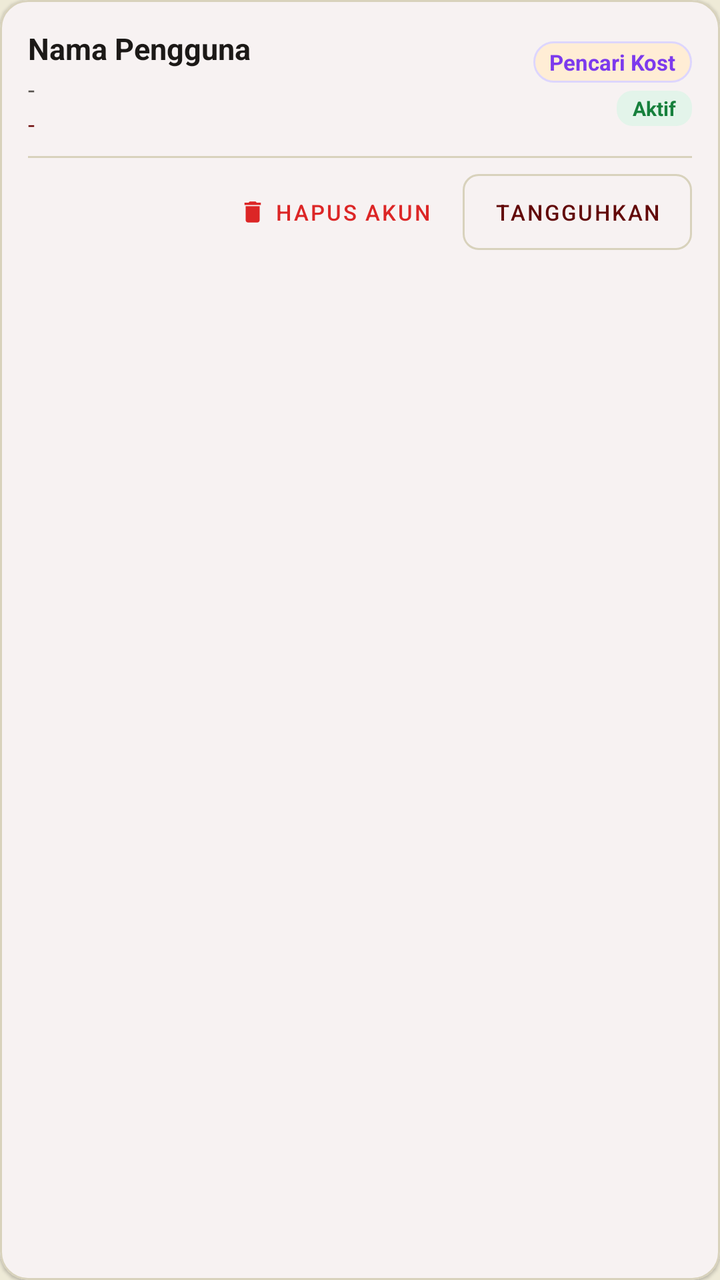
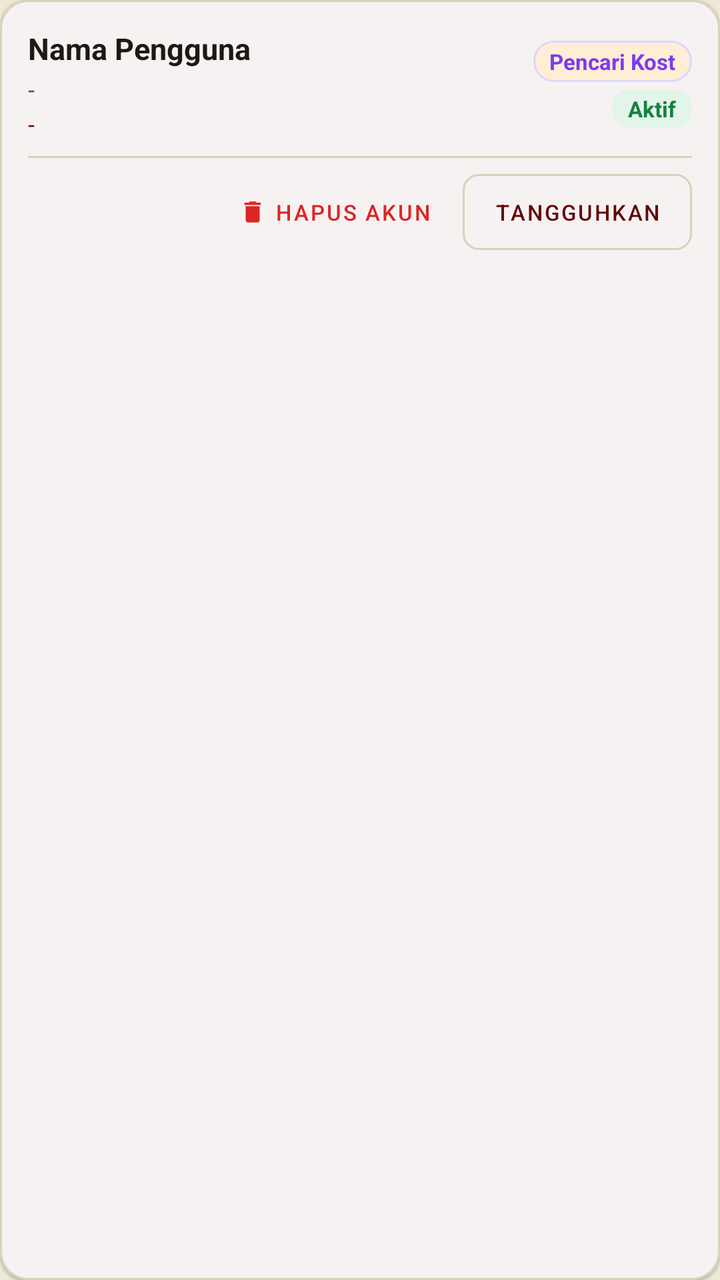

An Android layout rendered at two revisions. The XML below is the earlier revision; the diff shows what the commit changed to produce the second picture.
<!-- AndroidManifest.xml: application theme Theme.CariKostKita -->
<!-- res/layout/item_admin_user.xml -->
<?xml version="1.0" encoding="utf-8"?>
<com.google.android.material.card.MaterialCardView xmlns:android="http://schemas.android.com/apk/res/android"
    xmlns:app="http://schemas.android.com/apk/res-auto"
    android:layout_width="match_parent"
    android:layout_height="wrap_content"
    android:layout_marginBottom="10dp"
    app:cardBackgroundColor="@color/surface"
    app:cardCornerRadius="14dp"
    app:cardElevation="1dp"
    app:strokeColor="@color/border"
    app:strokeWidth="1dp">

    <LinearLayout
        android:layout_width="match_parent"
        android:layout_height="wrap_content"
        android:orientation="vertical"
        android:padding="14dp">

        <LinearLayout
            android:layout_width="match_parent"
            android:layout_height="wrap_content"
            android:gravity="center_vertical"
            android:orientation="horizontal">

            <LinearLayout
                android:layout_width="0dp"
                android:layout_height="wrap_content"
                android:layout_weight="1"
                android:orientation="vertical">

                <TextView
                    android:id="@+id/tv_admin_user_name"
                    android:layout_width="wrap_content"
                    android:layout_height="wrap_content"
                    android:text="Nama Pengguna"
                    android:textColor="@color/text_primary"
                    android:textSize="15sp"
                    android:textStyle="bold" />

                <TextView
                    android:id="@+id/tv_admin_user_email"
                    android:layout_width="wrap_content"
                    android:layout_height="wrap_content"
                    android:layout_marginTop="2dp"
                    android:text="-"
                    android:textColor="@color/text_secondary"
                    android:textSize="12sp" />

                <TextView
                    android:id="@+id/tv_admin_user_phone"
                    android:layout_width="wrap_content"
                    android:layout_height="wrap_content"
                    android:layout_marginTop="1dp"
                    android:text="-"
                    android:textColor="@color/primary"
                    android:textSize="12sp" />
            </LinearLayout>

            <LinearLayout
                android:layout_width="wrap_content"
                android:layout_height="wrap_content"
                android:gravity="end"
                android:orientation="vertical">

                <TextView
                    android:id="@+id/tv_admin_user_role"
                    android:layout_width="wrap_content"
                    android:layout_height="wrap_content"
                    android:background="@drawable/bg_badge_campur"
                    android:paddingHorizontal="8dp"
                    android:paddingVertical="3dp"
                    android:text="Pencari Kost"
                    android:textColor="#7C3AED"
                    android:textSize="11sp"
                    android:textStyle="bold" />

                <TextView
                    android:id="@+id/tv_admin_user_status"
                    android:layout_width="wrap_content"
                    android:layout_height="wrap_content"
                    android:layout_marginTop="4dp"
                    android:background="@drawable/bg_badge_tersedia"
                    android:paddingHorizontal="8dp"
                    android:paddingVertical="2dp"
                    android:text="Aktif"
                    android:textColor="@color/status_tersedia"
                    android:textSize="10sp"
                    android:textStyle="bold" />
            </LinearLayout>
        </LinearLayout>

        <View
            android:layout_width="match_parent"
            android:layout_height="1dp"
            android:layout_marginVertical="8dp"
            android:background="@color/border" />

        <LinearLayout
            android:layout_width="match_parent"
            android:layout_height="wrap_content"
            android:gravity="end"
            android:orientation="horizontal">

            <com.google.android.material.button.MaterialButton
                android:id="@+id/btn_admin_delete_user"
                style="@style/Widget.MaterialComponents.Button.TextButton"
                android:layout_width="wrap_content"
                android:layout_height="38dp"
                android:layout_marginEnd="8dp"
                android:insetTop="0dp"
                android:insetBottom="0dp"
                android:text="Hapus Akun"
                android:textColor="#DC2626"
                android:textSize="11sp"
                app:icon="@drawable/ic_delete"
                app:iconSize="14dp"
                app:iconTint="#DC2626" />

            <com.google.android.material.button.MaterialButton
                android:id="@+id/btn_admin_toggle_user_status"
                style="@style/Widget.MaterialComponents.Button.OutlinedButton"
                android:layout_width="wrap_content"
                android:layout_height="38dp"
                android:insetTop="0dp"
                android:insetBottom="0dp"
                android:text="Tangguhkan"
                android:textColor="@color/primary_dark"
                android:textSize="11sp"
                app:cornerRadius="8dp"
                app:strokeColor="@color/border" />
        </LinearLayout>

    </LinearLayout>

</com.google.android.material.card.MaterialCardView>
<!-- resources referenced by this layout -->
<resources>
  <color name="border">#D8D2BC</color>
  <color name="primary">#6D0808</color>
  <color name="primary_dark">#620808</color>
  <color name="status_tersedia">#16803C</color>
  <color name="surface">#FFFFFF</color>
  <color name="text_primary">#1C1917</color>
  <color name="text_secondary">#57534E</color>
  <!-- drawable bg_badge_campur (drawable) -->
  <?xml version="1.0" encoding="utf-8"?>
  <shape xmlns:android="http://schemas.android.com/apk/res/android">
      <solid android:color="@color/badge_campur_soft" />
      <stroke android:width="1dp" android:color="#DDD6FE" />
      <corners android:radius="99dp" />
  </shape>
  <!-- drawable bg_badge_tersedia (drawable) -->
  <?xml version="1.0" encoding="utf-8"?>
  <shape xmlns:android="http://schemas.android.com/apk/res/android"
      android:shape="rectangle">
      <solid android:color="@color/status_tersedia_soft" />
      <corners android:radius="8dp" />
  </shape>
  <!-- drawable ic_delete (drawable) -->
  <vector xmlns:android="http://schemas.android.com/apk/res/android"
      android:width="24dp"
      android:height="24dp"
      android:viewportWidth="24"
      android:viewportHeight="24">
      <path
          android:fillColor="@color/logout_red"
          android:pathData="M6,19c0,1.1 0.9,2 2,2h8c1.1,0 2,-0.9 2,-2V7H6v12zM19,4h-3.5l-1,-1h-5l-1,1H5v2h14V4z"/>
  </vector>
  <style name="Theme.CariKostKita" parent="Theme.Material3.DayNight.NoActionBar">
          
          <item name="colorPrimary">@color/primary</item>
          <item name="colorPrimaryDark">@color/primary_dark</item>
          <item name="colorOnPrimary">@color/on_primary</item>
          <item name="colorPrimaryContainer">@color/primary_soft</item>
          <item name="colorOnPrimaryContainer">@color/primary</item>
  
          
          <item name="android:windowBackground">@color/background</item>
          <item name="colorSurface">@color/surface</item>
          <item name="colorOnSurface">@color/text_primary</item>
          <item name="colorOutline">@color/border</item>
  
          
          <item name="android:statusBarColor">@color/primary_dark</item>
          <item name="android:windowLightStatusBar">false</item>
          <item name="android:navigationBarColor">@color/background</item>
          <item name="android:windowLightNavigationBar" tools:targetApi="o_mr1">true</item>
      </style>
  <color name="badge_campur_soft">#FFEDD5</color>
  <color name="status_tersedia_soft">#E3F4EA</color>
  <color name="logout_red">#DC2626</color>
  <color name="on_primary">#EEEAD7</color>
  <color name="primary_soft">#F4EFE0</color>
  <color name="background">#EEEAD7</color>
</resources>

<!-- the commit's change to res/layout/item_admin_user.xml (unified diff, before → after) -->
@@ -84,7 +84,7 @@
                     android:paddingVertical="2dp"
                     android:text="Aktif"
                     android:textColor="@color/status_tersedia"
-                    android:textSize="10sp"
+                    android:textSize="11sp"
                     android:textStyle="bold" />
             </LinearLayout>
         </LinearLayout>
